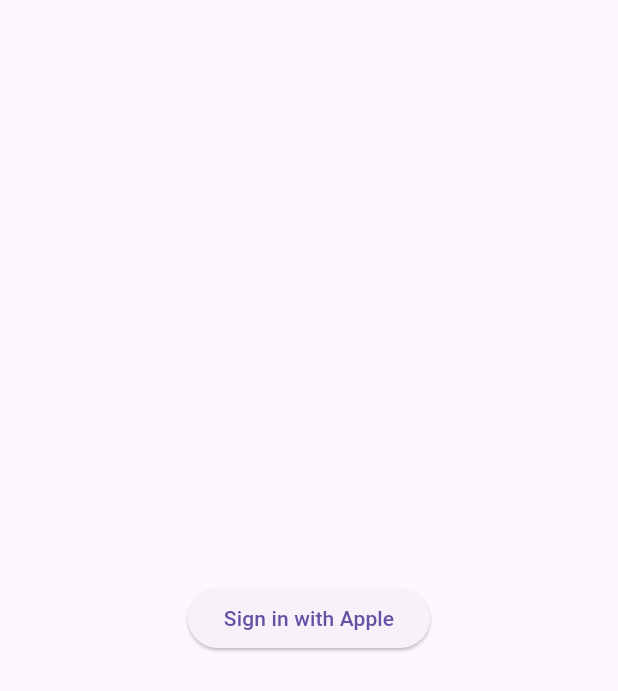
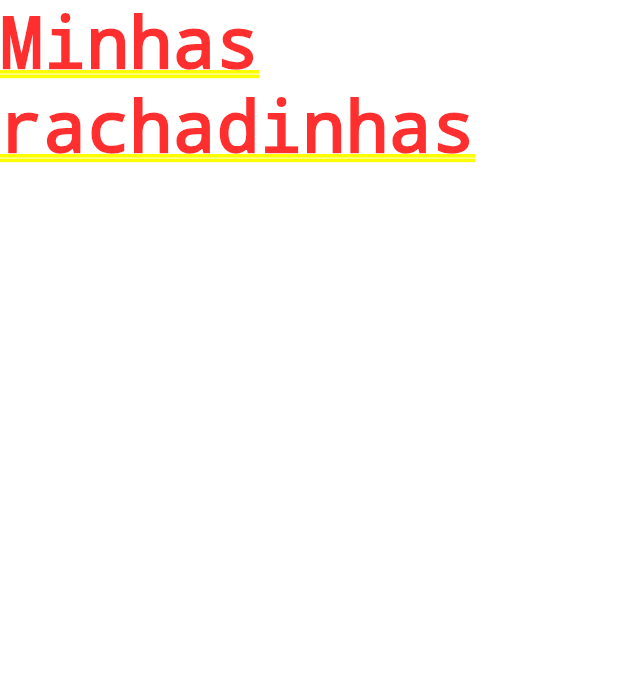
Before and after one commit to pastre/rachadinha, a Flutter app: the screen it shows after launch, after a tap on "Sign in with Apple", on a phone screen of 412 x 824 dp. Shown: the top 691 px of the screen. Run offline on Flutter 3.47's test engine with Material 3 defaults, Android fonts, the phone set to English and light mode, and no system bars.

Commit message:
feat: displays app home when sign in suceeds
This bit is not yet integrated with the login system, so we left the login state inside the app launcher
but will be extracting it in the following commits

Work-item: #2

Co-authored-by: Bruno Padovan Soares de Souza <brunopadovanss@gmail.com>

```diff
--- /dev/null
+++ b/lib/home_widget.dart
@@ -0,0 +1,10 @@
+import 'package:flutter/material.dart';
+
+class HomeWidget extends StatelessWidget {
+  const HomeWidget({super.key});
+
+  @override
+  Widget build(BuildContext context) {
+    return const Text('Minhas rachadinhas');
+  }
+}
--- a/lib/login_widget.dart
+++ b/lib/login_widget.dart
@@ -1,14 +1,21 @@
 import 'package:flutter/material.dart';
 
 class LoginWidget extends StatelessWidget {
-  const LoginWidget({super.key});
+  final VoidCallback onLoginPressed;
+
+  const LoginWidget({
+    required this.onLoginPressed,
+    super.key,
+  });
 
   @override
   Widget build(BuildContext context) {
     return Scaffold(
       body: Center(
-        child:
-            ElevatedButton(onPressed: () {}, child: Text('Sign in with Apple')),
+        child: ElevatedButton(
+          onPressed: onLoginPressed,
+          child: Text('Sign in with Apple'),
+        ),
       ),
     );
   }
--- a/lib/main.dart
+++ b/lib/main.dart
@@ -1,17 +1,30 @@
 import 'package:flutter/material.dart';
+import 'package:rachadinha/home_widget.dart';
 import 'package:rachadinha/login_widget.dart';
 
 void main() {
   runApp(const AppLauncher());
 }
 
-class AppLauncher extends StatelessWidget {
+class AppLauncher extends StatefulWidget {
   const AppLauncher({super.key});
 
   @override
+  State<AppLauncher> createState() => _AppLauncherState();
+}
+
+class _AppLauncherState extends State<AppLauncher> {
+  bool _isLoggedIn = false;
+  @override
   Widget build(BuildContext context) {
-    return const MaterialApp(
-      home: LoginWidget(),
+    return MaterialApp(
+      home: _isLoggedIn
+          ? const HomeWidget()
+          : LoginWidget(
+              onLoginPressed: () => setState(
+                () => _isLoggedIn = true,
+              ),
+            ),
     );
   }
 }
```
Also changed, not shown: 1 other file.
